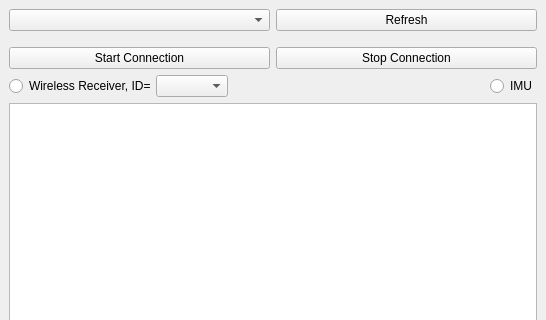
Before: the Qt Designer form mainwindow.ui in avmm9898/HiPNUC_IMUReceiver_basic, drawn with Qt 5; both pictures show x 0 to 546 and y 0 to 320 of the 546 by 646 pixel window.
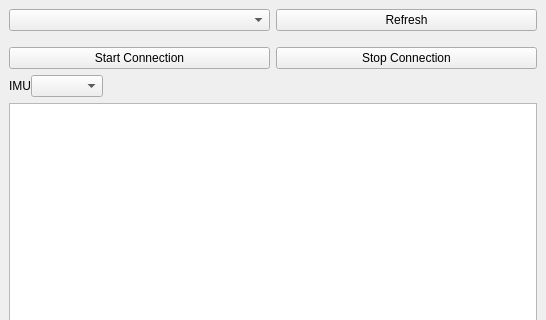
After: the same form once the commit is applied.

The edit to the form file:
```diff
--- a/mainwindow.ui
+++ b/mainwindow.ui
@@ -38,15 +38,9 @@
        <number>0</number>
       </property>
       <item>
-       <widget class="QRadioButton" name="rf_btn">
-        <property name="sizePolicy">
-         <sizepolicy hsizetype="Minimum" vsizetype="Fixed">
-          <horstretch>0</horstretch>
-          <verstretch>0</verstretch>
-         </sizepolicy>
-        </property>
+       <widget class="QLabel" name="imu_id_label">
         <property name="text">
-         <string>Wireless Receiver, ID=</string>
+         <string>IMU</string>
         </property>
        </widget>
       </item>
@@ -73,13 +67,6 @@
         </property>
        </spacer>
       </item>
-      <item>
-       <widget class="QRadioButton" name="imu_btn">
-        <property name="text">
-         <string>IMU</string>
-        </property>
-       </widget>
-      </item>
      </layout>
     </item>
     <item row="3" column="0">
```
Left out of the diff: 2 changed lines with no effect on the pictures.
